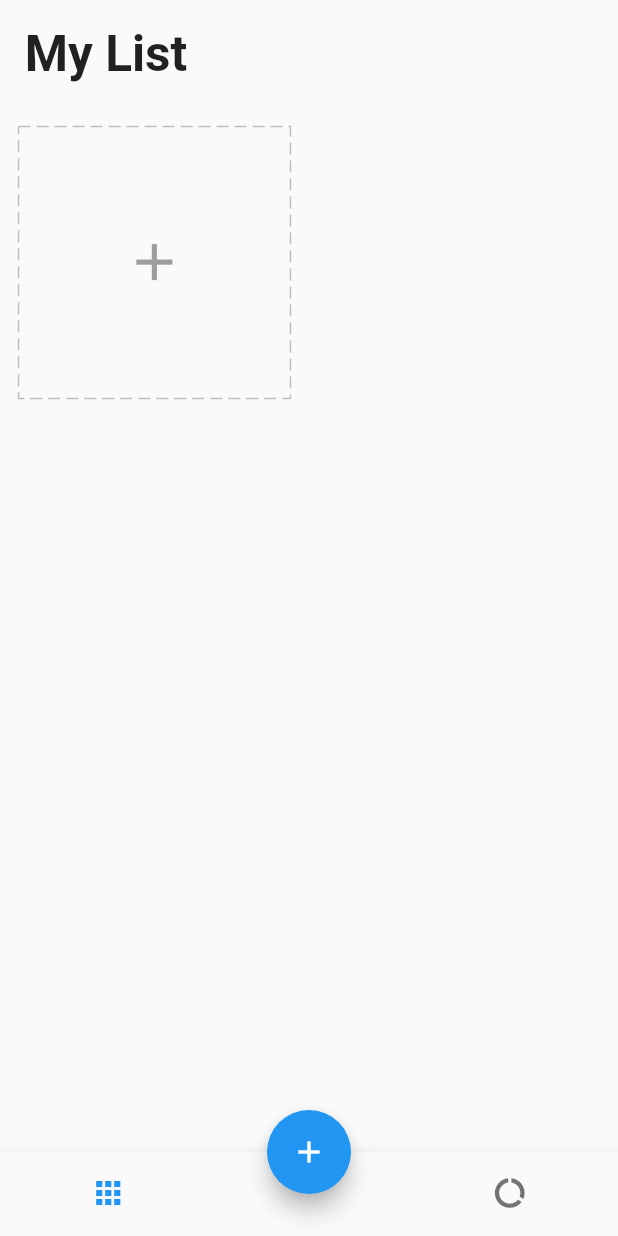
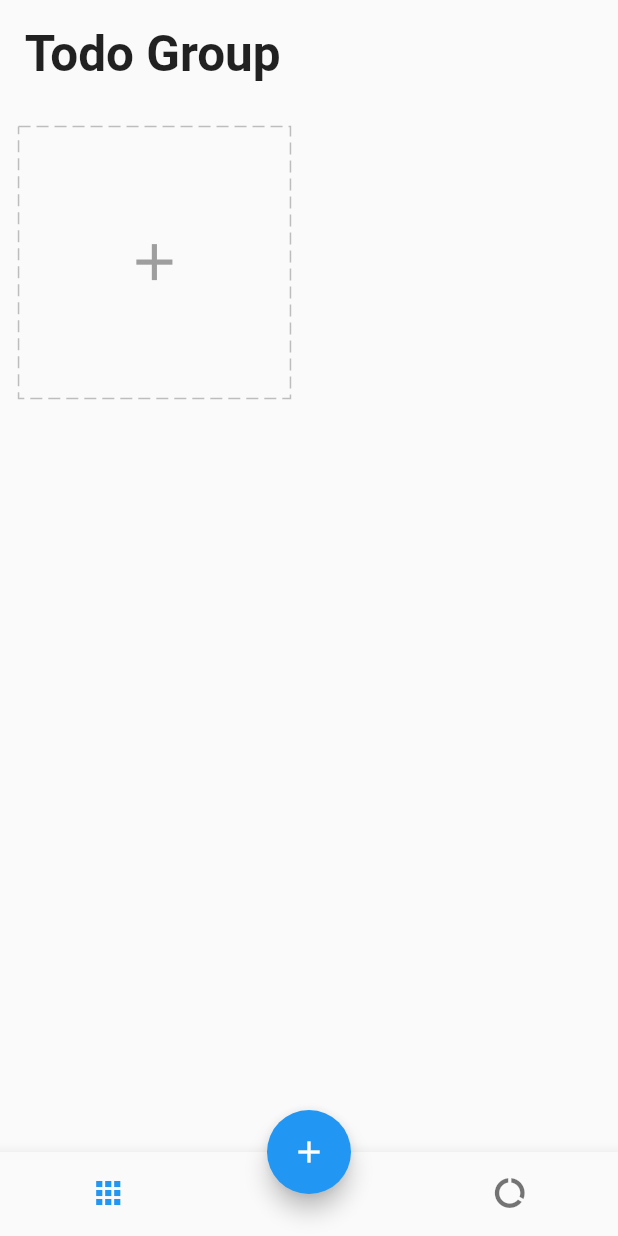
Before and after one commit to Baw-bits/baw_todo, a Flutter app: the screen it shows after launch, on a phone screen of 412 x 824 dp. Run offline on Flutter 3.47's test engine with Material 2 defaults, Android fonts, the phone set to English and light mode, and no system bars; drawn by our look-alikes of dotted_border; our stand-ins replace equatable, flutter_easyloading, get, get_storage, step_progress_indicator.

Commit message:
Last Commit

```diff
--- a/lib/app/modules/detail/detail_page.dart
+++ b/lib/app/modules/detail/detail_page.dart
@@ -65,7 +65,7 @@ class DetailPage extends StatelessWidget {
                   child: Row(
                     children: [
                       Text(
-                        '$totalTodos Tasks',
+                        '$totalTodos Task',
                         style: TextStyle(fontSize: 12.0.sp, color: Colors.grey),
                       ),
                       SizedBox(
--- a/lib/app/modules/home/view.dart
+++ b/lib/app/modules/home/view.dart
@@ -24,7 +24,7 @@ class HomePage extends GetView<HomeController> {
                 Padding(
                   padding: EdgeInsets.all(4.0.wp),
                   child: Text(
-                    'My List',
+                    'Todo Group',
                     style: TextStyle(
                       fontSize: 24.0.sp,
                       fontWeight: FontWeight.bold,
```
